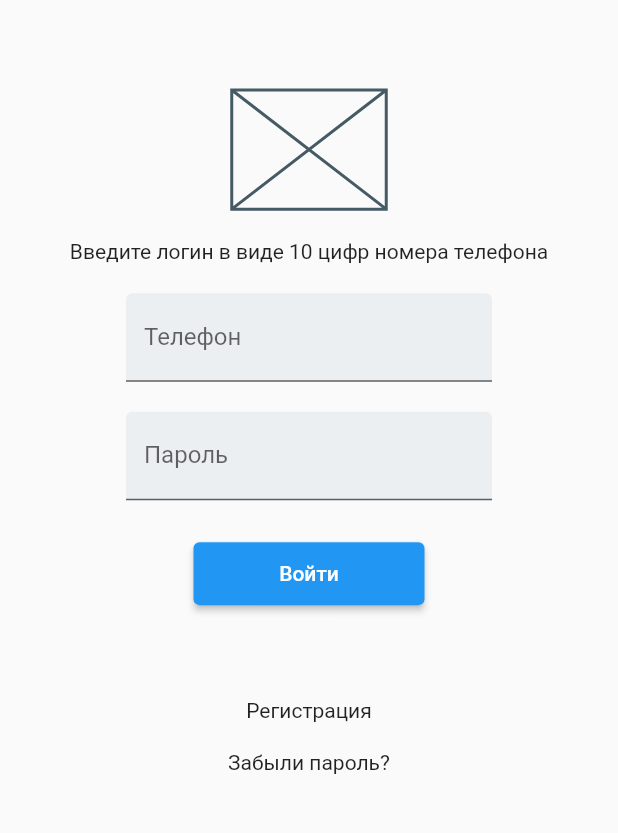
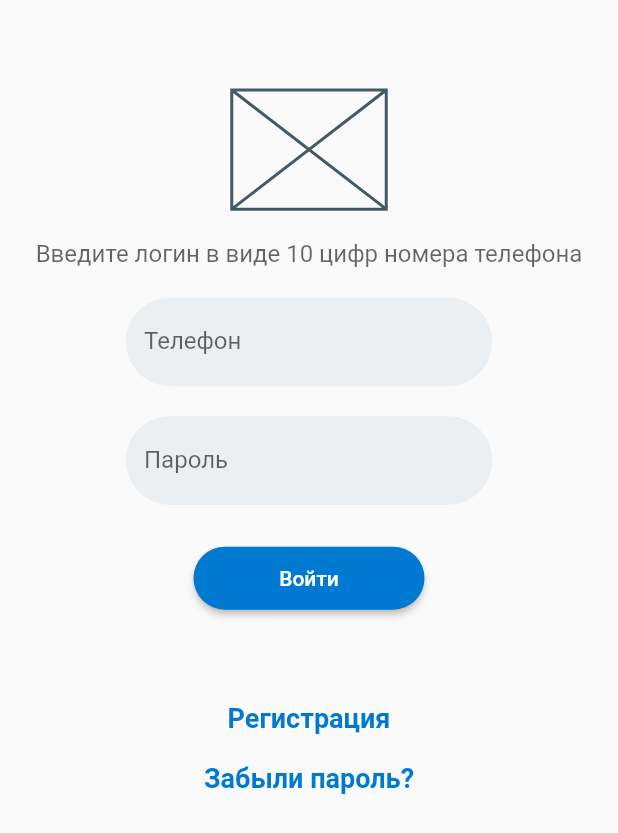
Before and after one commit to dmitrymatveev87/auth_page, a Flutter app: the screen it shows after launch, on a phone screen of 412 x 824 dp. Shown: the top 833 px of the screen. Run offline on Flutter 3.47's test engine with Material 2 defaults, Android fonts, the phone set to English and light mode, and no system bars.

Commit message:
Добавлена стилизация виджетов формы авторизации

```diff
--- a/lib/main.dart
+++ b/lib/main.dart
@@ -10,6 +10,16 @@ class MyApp extends StatelessWidget {
   // This widget is the root of your application.
   @override
   Widget build(BuildContext context) {
+    const borderStyle = OutlineInputBorder(
+      borderRadius: BorderRadius.all(Radius.circular(36)),
+    borderSide: BorderSide(
+      color: const Color (0xffeceff1), width: 2));
+    const LinkTextStyle = TextStyle (
+        fontSize: 18,
+        fontWeight: FontWeight.bold,
+        color: Color (0xFF0079D0)
+    );
+
     return MaterialApp(
     home: Scaffold(
         body: Container(
@@ -18,13 +28,16 @@ class MyApp extends StatelessWidget {
             SizedBox(height: 60,),
             SizedBox(width:103, height: 79.42, child: Placeholder(),),
             SizedBox(height: 20,),
-            Text('Введите логин в виде 10 цифр номера телефона'),
+            Text('Введите логин в виде 10 цифр номера телефона',
+            style: TextStyle (fontSize: 16, color: Color.fromRGBO(0, 0, 0, 0.6)),),
             SizedBox(height: 20,),
             const SizedBox(width: 244,
               child: TextField(
                 decoration: InputDecoration(
                   filled: true,
                   fillColor: Color(0xffeceff1),
+                  enabledBorder: borderStyle,
+                  focusedBorder: borderStyle,
                   labelText: 'Телефон',
                 ),
               ),
@@ -36,16 +49,30 @@ class MyApp extends StatelessWidget {
                 decoration: InputDecoration(
                   filled: true,
                   fillColor: Color(0xffeceff1),
+                  enabledBorder: borderStyle,
+                  focusedBorder: borderStyle,
                   labelText: 'Пароль',
                 ),
               ),
             ),
             SizedBox(height: 28,),
-            SizedBox(width: 154, height: 42, child: ElevatedButton(onPressed: () {}, child: Text('Войти'))),
+            SizedBox(width: 154, height: 42, child:
+            ElevatedButton(onPressed: () {},
+              child: Text('Войти'),
+              style: ElevatedButton.styleFrom(
+                primary: Color (0xFF0079D0),
+                shape: RoundedRectangleBorder (
+                  borderRadius: BorderRadius.circular(36.0),
+                ),
+              ),
+            )
+            ),
             SizedBox(height: 62,),
-            InkWell(child: Text ('Регистрация'), onTap: () {}),
+            InkWell(child: const Text ('Регистрация', style: LinkTextStyle,),
+                onTap: () {}),
             SizedBox(height: 19,),
-            InkWell(child: Text ('Забыли пароль?'), onTap: () {}),
+            InkWell(child: Text ('Забыли пароль?', style: LinkTextStyle,),
+                onTap: () {}),
           ],),
         )
     ),
```
